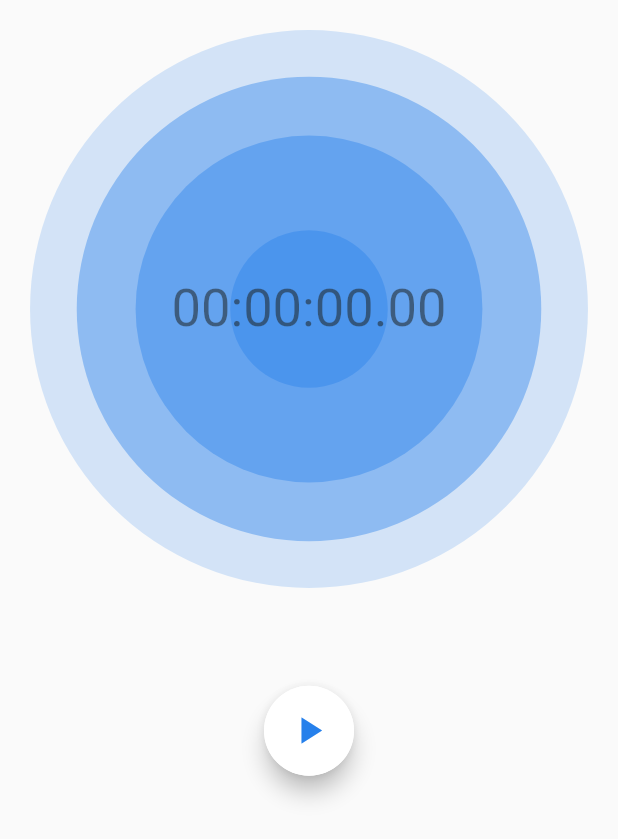
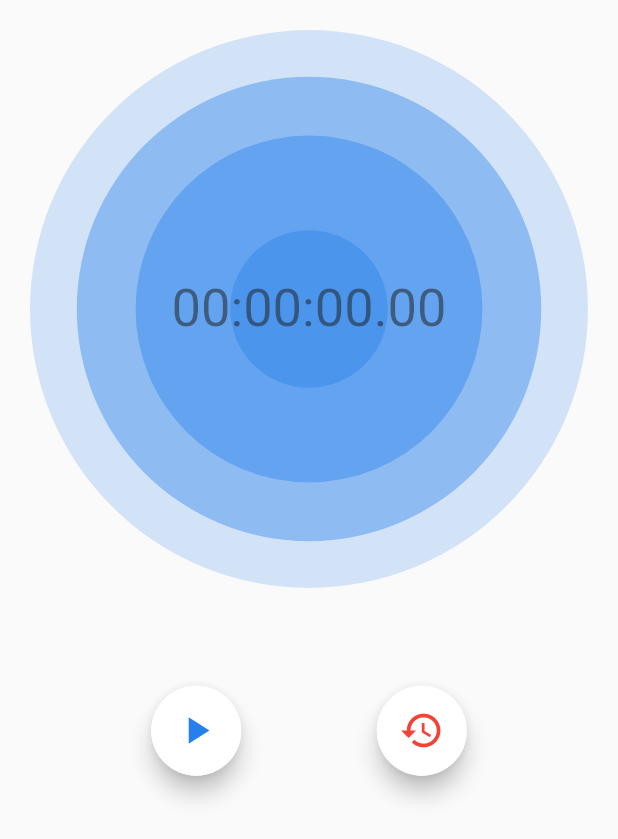
Before and after one commit to OzoneApps/OzoneClock, a Flutter app: the Stopwatch screen opened directly, after a tap on the "play arrow" icon, after a tap on the "pause" icon, on a phone screen of 412 x 824 dp. Shown: the top 839 px of the screen. Run offline on Flutter 3.47's test engine with Material 2 defaults, Android fonts, the phone set to English and light mode, and no system bars; our stand-ins replace analog_clock, shared_preferences, stop_watch_timer, timezone; missing offline and left inert: ocarina, sortedmap; accounts and stored records are empty.

Commit message:
Improve stopwatch UX
Suggestions- @amog787 and @HrX03

```diff
--- a/lib/Stopwatch.dart
+++ b/lib/Stopwatch.dart
@@ -9,10 +9,11 @@ class Stopwatch extends StatefulWidget {
 }
 
 class _StopwatchState extends State < Stopwatch > with TickerProviderStateMixin {
-  AnimationController controller;
+  Animation<Color> animation;
+  AnimationController controller, flashing;
   var displayTime = "00:00:00.00";
   var _stopWatchTimer;
-  bool isAnimating = false;
+  bool isAnimating = false, del = false, isFlashing = false;
   @override
   void initState() {
     super.initState();
@@ -22,9 +23,20 @@ class _StopwatchState extends State < Stopwatch > with TickerProviderStateMixin
     _stopWatchTimer = StopWatchTimer(
       onChange: (value) {
         displayTime = StopWatchTimer.getDisplayTime(value);
-        print(displayTime);
       },
     );
+    flashing = AnimationController(duration: const Duration(milliseconds: 500), vsync: this);
+    final CurvedAnimation curve = CurvedAnimation(parent: flashing, curve: Curves.ease);
+    animation = ColorTween(begin: Colors.white, end: kindaGray).animate(curve);
+    animation.addStatusListener((status) {
+      if (status == AnimationStatus.completed) {
+        flashing.reverse();
+      } else if (status == AnimationStatus.dismissed) {
+        flashing.forward();
+      }
+      setState(() {});
+    });
+    flashing.forward();
   }
 
   @override
@@ -71,8 +83,9 @@ class _StopwatchState extends State < Stopwatch > with TickerProviderStateMixin
                           displayTime,
                           style: TextStyle(
                             fontSize: 35,
-                            color: kindaGray
-                          ),
+                            color: isFlashing ? animation.value : kindaGray,
+                            fontWeight: FontWeight.w400
+                          )
                         );
                       }),
                   ],
@@ -83,8 +96,7 @@ class _StopwatchState extends State < Stopwatch > with TickerProviderStateMixin
           Container(
             padding: EdgeInsets.only(
               top: 0.05 * MediaQuery.of(context).size.height),
-            child: isAnimating ?
-            Row(
+            child: Row(
               mainAxisAlignment: MainAxisAlignment.center,
               crossAxisAlignment: CrossAxisAlignment.center,
               children: [
@@ -97,27 +109,38 @@ class _StopwatchState extends State < Stopwatch > with TickerProviderStateMixin
                       return CircleAvatar(
                         radius: 30,
                         backgroundColor: Colors.white,
-                        child: IconButton(
-                          icon: Icon(isAnimating ?
-                            Icons.pause :
-                            Icons.play_arrow, color: base, size: 30),
+                        child: isAnimating ?  IconButton(
+                          icon: Icon(Icons.pause),
                           onPressed: () {
                             _stopWatchTimer.onExecute
                               .add(StopWatchExecute.stop);
                             controller.stop();
                             setState(() {
                               isAnimating = false;
+                              isFlashing = true;
                             });
                           },
-                        ),
+                        ) : IconButton(
+                          icon:
+                          Icon(Icons.play_arrow, color: base, size: 30),
+                          onPressed: () {
+                            _stopWatchTimer.onExecute
+                              .add(StopWatchExecute.start);
+                            _startAnimation();
+                            setState(() {
+                              isAnimating = true;
+                              del = true;
+                            });
+                          },
+                        )
                       );
                     },
                   ),
                 ),
                 SizedBox(
-                  width: 0.2 * MediaQuery.of(context).size.width,
+                  width: del ? 0.2 * MediaQuery.of(context).size.width : 0,
                 ),
-                Card(
+                del ? Card(
                   elevation: 6,
                   shape: CircleBorder(),
                   child: AnimatedBuilder(
@@ -127,47 +150,25 @@ class _StopwatchState extends State < Stopwatch > with TickerProviderStateMixin
                         radius: 30,
                         backgroundColor: Colors.white,
                         child: IconButton(
-                          icon: Icon(Icons.stop, color: base, size: 30),
+                          icon:
+                          Icon(Icons.restore, color: Colors.red, size: 30),
                           onPressed: () {
                             _stopWatchTimer.onExecute
                               .add(StopWatchExecute.reset);
                             controller.reset();
                             setState(() {
                               isAnimating = false;
+                              del = false;
+                              isFlashing = false;
                             });
                           },
                         ),
                       );
                     },
                   ),
-                ),
+                ) : SizedBox(width: 0, height: 0,)
               ],
-            ) :
-            Card(
-              elevation: 6,
-              shape: CircleBorder(),
-              child: AnimatedBuilder(
-                animation: controller,
-                builder: (BuildContext context, Widget child) {
-                  return CircleAvatar(
-                    radius: 30,
-                    backgroundColor: Colors.white,
-                    child: IconButton(
-                      icon:
-                      Icon(Icons.play_arrow, color: base, size: 30),
-                      onPressed: () {
-                        _stopWatchTimer.onExecute
-                          .add(StopWatchExecute.start);
-                        _startAnimation();
-                        setState(() {
-                          isAnimating = true;
-                        });
-                      },
-                    ),
-                  );
-                },
-              ),
-            ),
+            )
           )
         ],
       ),
```
Also changed, not shown: pubspec.lock.
